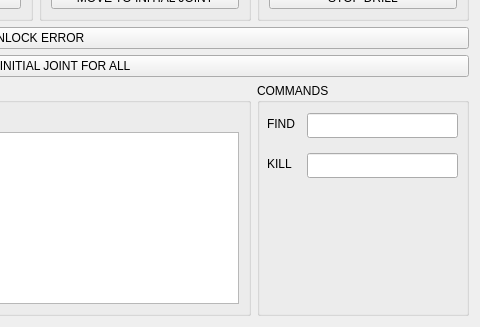
First picture: the form in resource/AssemblyGuiPlugin.ui, repository psh117/assembly_gui_rqt_plugin, before the edit; both pictures show x 408 to 888 and y 354 to 681 of the 888 by 681 pixel window.
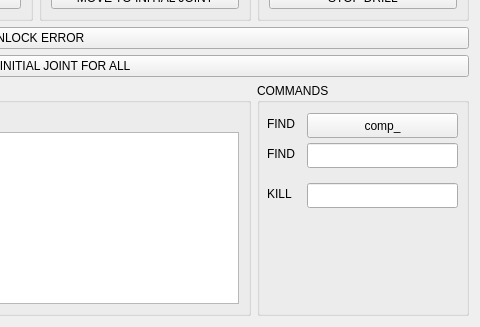
Second picture: the form after the edit.

The edit to the form file:
```diff
--- a/resource/AssemblyGuiPlugin.ui
+++ b/resource/AssemblyGuiPlugin.ui
@@ -562,7 +562,7 @@
       <property name="geometry">
        <rect>
         <x>50</x>
-        <y>70</y>
+        <y>100</y>
         <width>151</width>
         <height>25</height>
        </rect>
@@ -572,7 +572,7 @@
       <property name="geometry">
        <rect>
         <x>50</x>
-        <y>30</y>
+        <y>60</y>
         <width>151</width>
         <height>25</height>
        </rect>
@@ -582,7 +582,7 @@
       <property name="geometry">
        <rect>
         <x>10</x>
-        <y>30</y>
+        <y>60</y>
         <width>41</width>
         <height>21</height>
        </rect>
@@ -595,7 +595,7 @@
       <property name="geometry">
        <rect>
         <x>10</x>
-        <y>70</y>
+        <y>100</y>
         <width>41</width>
         <height>21</height>
        </rect>
@@ -604,6 +604,32 @@
        <string>KILL</string>
       </property>
      </widget>
+     <widget class="QPushButton" name="btn_comp_">
+      <property name="geometry">
+       <rect>
+        <x>50</x>
+        <y>30</y>
+        <width>151</width>
+        <height>25</height>
+       </rect>
+      </property>
+      <property name="text">
+       <string>comp_</string>
+      </property>
+     </widget>
+     <widget class="QLabel" name="label_15">
+      <property name="geometry">
+       <rect>
+        <x>10</x>
+        <y>30</y>
+        <width>41</width>
+        <height>21</height>
+       </rect>
+      </property>
+      <property name="text">
+       <string>FIND</string>
+      </property>
+     </widget>
     </widget>
    </item>
    <item row="3" column="0" colspan="4">
```
